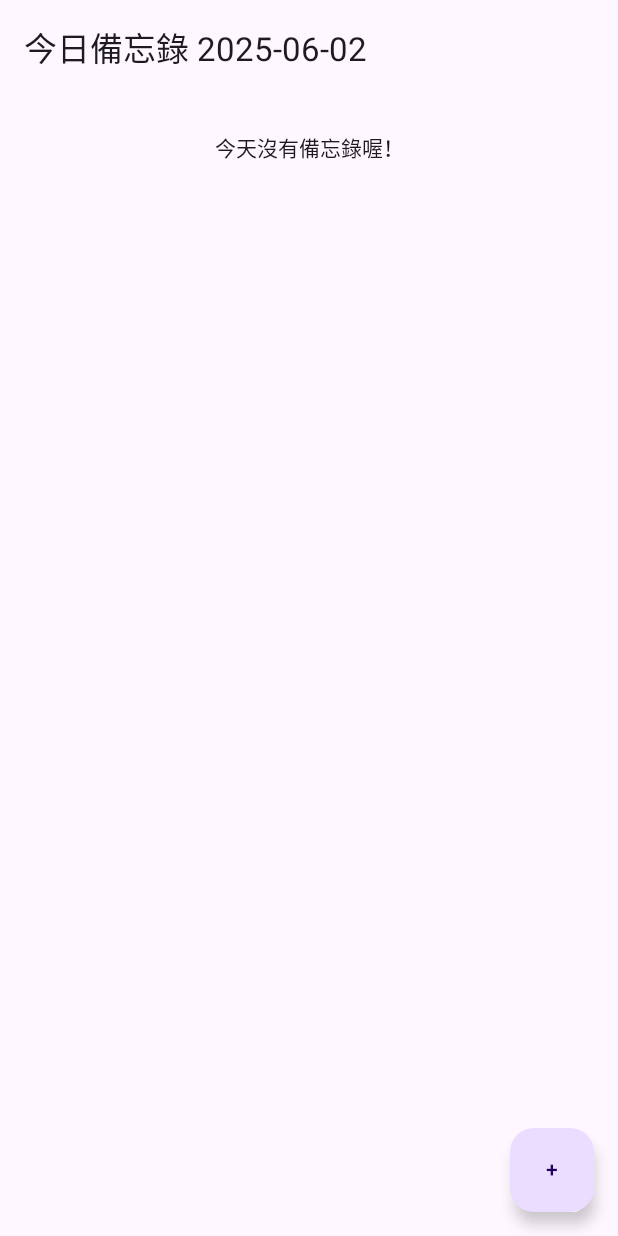
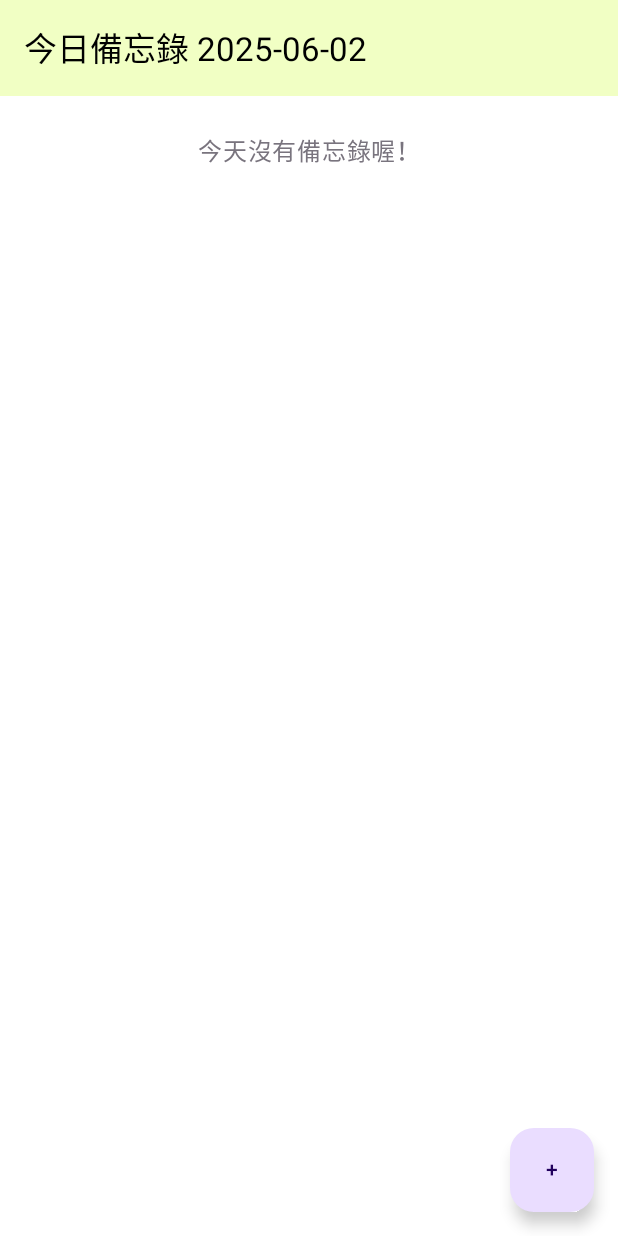
Before and after one commit to joanne3329/memocalendarapp, an Android app built with Jetpack Compose: the screen it shows after launch (MainActivity), on a phone screen of 412 x 824 dp. Run offline under Robolectric (Android 15) with nearby library versions, the phone set to English and light mode, and no system bars; our stand-ins replace Room's generated code.

Commit message:
修改主題 未動卡片顏色

```diff
--- a/app/build.gradle.kts
+++ b/app/build.gradle.kts
@@ -58,6 +58,7 @@ dependencies {
     implementation("androidx.room:room-ktx:2.6.1")
     kapt("androidx.room:room-compiler:2.6.1")
 
+
     // 測試用
     testImplementation("junit:junit:4.13.2")
     androidTestImplementation("androidx.test.ext:junit:1.1.5")
@@ -65,4 +66,5 @@ dependencies {
     androidTestImplementation("androidx.compose.ui:ui-test-junit4:1.6.4")
     debugImplementation("androidx.compose.ui:ui-tooling:1.6.4")
     debugImplementation("androidx.compose.ui:ui-test-manifest:1.6.4")
+
 }
--- a/app/src/main/java/com/example/memocalendarapp/MainActivity.kt
+++ b/app/src/main/java/com/example/memocalendarapp/MainActivity.kt
@@ -7,7 +7,11 @@ import android.net.Uri
 import android.os.Bundle
 import androidx.activity.ComponentActivity
 import androidx.activity.compose.setContent
+import androidx.compose.foundation.layout.Box
+import androidx.compose.foundation.layout.fillMaxSize
+import androidx.compose.foundation.layout.systemBarsPadding
 import androidx.compose.runtime.*
+import androidx.compose.ui.Modifier
 import androidx.compose.ui.platform.LocalContext
 import androidx.core.app.ActivityCompat
 import androidx.core.content.ContextCompat
@@ -17,6 +21,7 @@ import com.example.memocalendarapp.viewmodel.MemoViewModel
 import com.example.memocalendarapp.viewmodel.MemoViewModelFactory
 import com.example.memocalendarapp.ui.MainScreen
 import com.example.memocalendarapp.ui.AddMemoScreen
+import com.example.memocalendarapp.ui.theme.MemoAppTheme
 
 class MainActivity : ComponentActivity() {
     override fun onCreate(savedInstanceState: Bundle?) {
@@ -52,6 +57,12 @@ class MainActivity : ComponentActivity() {
         val factory = MemoViewModelFactory(db.memoDao())
 
         setContent {
+            MemoAppTheme { // 藍色主題
+                Box(
+                    modifier = Modifier
+                        .fillMaxSize()
+                        .systemBarsPadding() // 不被相機孔壓到
+                ) {
                     val context = LocalContext.current
                     val viewModel: MemoViewModel = viewModel(factory = factory)
                     var currentScreen by remember { mutableStateOf("main") }
@@ -79,3 +90,5 @@ class MainActivity : ComponentActivity() {
                 }
             }
         }
+    }
+}
--- a/app/src/main/java/com/example/memocalendarapp/ui/MainScreen.kt
+++ b/app/src/main/java/com/example/memocalendarapp/ui/MainScreen.kt
@@ -1,17 +1,15 @@
 package com.example.memocalendarapp.ui
 
-import androidx.compose.foundation.clickable
 import androidx.compose.foundation.layout.*
 import androidx.compose.foundation.lazy.LazyColumn
 import androidx.compose.material3.*
-import androidx.compose.material.icons.Icons
-import androidx.compose.material.icons.filled.Delete
 import androidx.compose.runtime.*
 import androidx.compose.ui.Alignment
 import androidx.compose.ui.Modifier
 import androidx.compose.ui.unit.dp
 import com.example.memocalendarapp.data.Memo
 import com.example.memocalendarapp.viewmodel.MemoViewModel
+// 不需要 import components.MemoItem，因為就在同 package
 
 @OptIn(ExperimentalMaterial3Api::class)
 @Composable
@@ -23,10 +21,14 @@ fun MainScreen(
     val memos by viewModel.todayMemos.collectAsState()
     var showDeleteDialog by remember { mutableStateOf<Pair<Boolean, Memo?>>(false to null) }
 
-
     Scaffold(
+        modifier = Modifier
+            .fillMaxSize()
+            .systemBarsPadding(),
         topBar = {
-            TopAppBar(title = { Text("今日備忘錄 ${viewModel.getToday()}") })
+            TopAppBar(
+                title = { Text("今日備忘錄 ${viewModel.getToday()}") }
+            )
         },
         floatingActionButton = {
             FloatingActionButton(onClick = onAddMemo) {
@@ -34,17 +36,24 @@ fun MainScreen(
             }
         }
     ) { padding ->
-        Column(Modifier.padding(padding).fillMaxSize()) {
+        Column(
+            Modifier
+                .padding(padding)
+                .fillMaxSize()
+                .padding(horizontal = 8.dp)
+        ) {
             if (memos.isEmpty()) {
                 Text(
                     "今天沒有備忘錄喔！",
-                    Modifier.align(Alignment.CenterHorizontally).padding(24.dp)
+                    Modifier
+                        .align(Alignment.CenterHorizontally)
+                        .padding(24.dp),
+                    color = MaterialTheme.colorScheme.outline
                 )
             } else {
                 LazyColumn {
                     items(memos.size) { index ->
                         val memo = memos[index]
-                        // 使用 components.kt 唯一一份 MemoItem
                         MemoItem(
                             memo = memo,
                             onDelete = { showDeleteDialog = true to memo },
--- /dev/null
+++ b/app/src/main/java/com/example/memocalendarapp/ui/theme/Theme.kt
@@ -0,0 +1,38 @@
+package com.example.memocalendarapp.ui.theme
+
+import androidx.compose.material3.*
+import androidx.compose.runtime.Composable
+import androidx.compose.foundation.isSystemInDarkTheme
+
+private val LightColors = lightColorScheme(
+    primary = md_theme_light_primary,
+    onPrimary = md_theme_light_onPrimary,
+    secondary = md_theme_light_secondary,
+    onSecondary = md_theme_light_onSecondary,
+    surface = md_theme_light_surface,
+    background = md_theme_light_background,
+    onSurface = md_theme_light_onSurface
+)
+
+private val DarkColors = darkColorScheme(
+    primary = md_theme_dark_primary,
+    onPrimary = md_theme_dark_onPrimary,
+    secondary = md_theme_dark_secondary,
+    onSecondary = md_theme_dark_onSecondary,
+    surface = md_theme_dark_surface,
+    background = md_theme_dark_background,
+    onSurface = md_theme_dark_onSurface
+)
+
+@Composable
+fun MemoAppTheme(
+    useDarkTheme: Boolean = isSystemInDarkTheme(),
+    content: @Composable () -> Unit
+) {
+    val colors = if (useDarkTheme) DarkColors else LightColors
+    MaterialTheme(
+        colorScheme = colors,
+        typography = Typography(),
+        content = content
+    )
+}
--- /dev/null
+++ b/app/src/main/java/com/example/memocalendarapp/ui/theme/color.kt
@@ -0,0 +1,26 @@
+package com.example.memocalendarapp.ui.theme
+
+import androidx.compose.ui.graphics.Color
+
+val LightBlue = Color(0xFFC6E2E9) // Light blue
+val Cream     = Color(0xFFF1FFC4) // Cream
+val Apricot   = Color(0xFFFFCAAF) // Apricot
+val DeepBlue = Color(0xFF1F5673) // Lapis Lazuli
+
+// MaterialTheme Light mode 色票
+val md_theme_light_primary = LightBlue
+val md_theme_light_onPrimary = Color.Black
+val md_theme_light_secondary = Apricot
+val md_theme_light_onSecondary = Color.Black
+val md_theme_light_surface = Cream
+val md_theme_light_background = Color.White
+val md_theme_light_onSurface = Color.Black
+
+// MaterialTheme Dark mode 色票（簡易反轉, 你可微調）
+val md_theme_dark_primary = LightBlue
+val md_theme_dark_onPrimary = Color.Black
+val md_theme_dark_secondary = Apricot
+val md_theme_dark_onSecondary = Color.Black
+val md_theme_dark_surface = Color(0xFF222222)
+val md_theme_dark_background = Color(0xFF101010)
+val md_theme_dark_onSurface = Color.White
```
Also changed, not shown: app/src/main/java/com/example/memocalendarapp/ui/AddMemoScreen.kt (+60 -12 lines), app/src/main/java/com/example/memocalendarapp/ui/components.kt (+33 -6 lines), 1 other file. Lines whose indentation alone changed are shown as unchanged.
